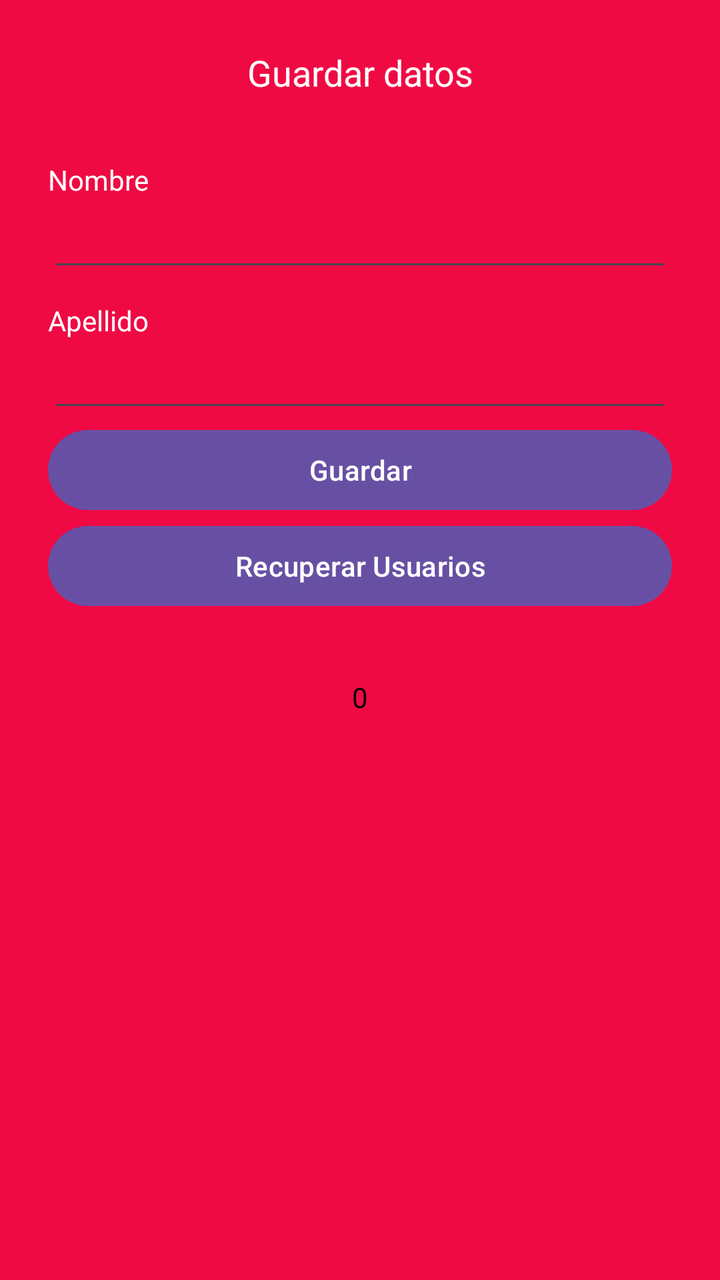
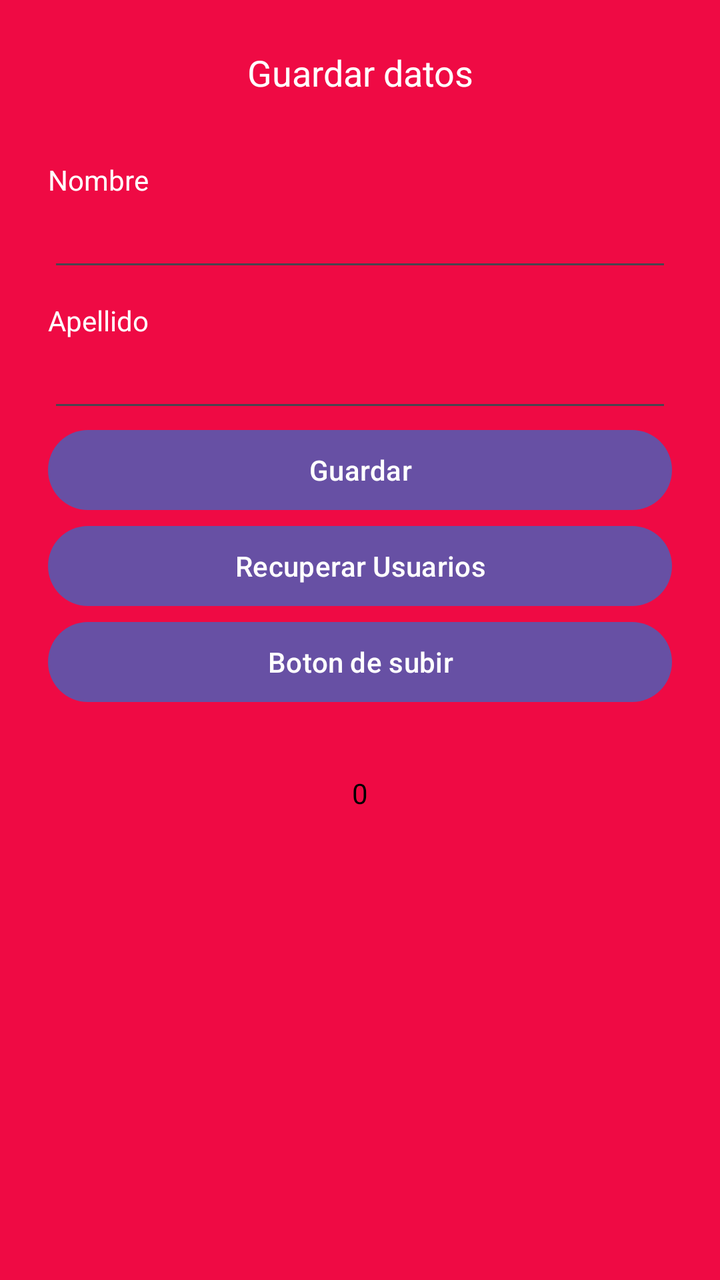

The first picture is an Android layout as it rendered before a commit; the second is the same layout after the commit. The layout source and the unified diff follow.
<!-- AndroidManifest.xml: application theme Theme.MovilesParte1 -->
<!-- res/layout/fragment_first_frament.xml -->
<?xml version="1.0" encoding="utf-8"?>
<androidx.constraintlayout.widget.ConstraintLayout
    xmlns:android="http://schemas.android.com/apk/res/android"
    xmlns:tools="http://schemas.android.com/tools"
    xmlns:app="http://schemas.android.com/apk/res-auto"
    android:layout_width="match_parent"
    android:layout_height="match_parent"
    android:background="@color/red"
    tools:context=".application.fragments.FirstFragment">

    <LinearLayout
        android:layout_width="match_parent"
        android:layout_height="match_parent"
        android:layout_margin="24dp"
        android:orientation="vertical">

        <TextView
            android:layout_width="match_parent"
            android:layout_height="wrap_content"
            android:layout_marginBottom="32dp"
            android:gravity="center"
            android:text="Guardar datos"
            android:textColor="@color/white"
            android:textSize="18sp" />

        <TextView
            android:layout_width="match_parent"
            android:layout_height="wrap_content"

            android:text="Nombre"
            android:textColor="@color/white" />
        <com.google.android.material.textfield.TextInputEditText
            android:id="@+id/nameUser"
            android:layout_width="match_parent"
            android:layout_height="wrap_content" />

        <TextView
            android:layout_width="match_parent"
            android:layout_height="wrap_content"
            android:layout_marginTop="10dp"
            android:text="Apellido"
            android:textColor="@color/white" />
        <com.google.android.material.textfield.TextInputEditText
            android:id="@+id/lastnameUser"
            android:layout_width="match_parent"
            android:layout_height="wrap_content" />

        <Button
            android:id="@+id/btnRegresar"
            android:layout_width="match_parent"
            android:layout_height="wrap_content"
            android:gravity="center"
            android:text="Guardar" />

        <Button
            android:id="@+id/btnApi"
            android:layout_width="match_parent"
            android:layout_height="wrap_content"
            android:gravity="center"
            android:text="Recuperar Usuarios" />
        <TextView
            android:id="@+id/contadorTxt"
            android:layout_marginTop="32dp"
            android:layout_width="match_parent"
            android:layout_height="wrap_content"
            android:textColor="@color/black"
            android:text="0"
            android:gravity="center"
            />

    </LinearLayout>

</androidx.constraintlayout.widget.ConstraintLayout>
<!-- resources referenced by this layout -->
<resources>
  <color name="black">#FF000000</color>
  <color name="red">#EF0A44</color>
  <color name="white">#FFFFFFFF</color>
  <style name="Theme.MovilesParte1" parent="Base.Theme.MovilesParte1" />
  <style name="Base.Theme.MovilesParte1" parent="Theme.Material3.DayNight.NoActionBar">
          
          
      </style>
</resources>

<!-- the commit's change to res/layout/fragment_first_frament.xml (unified diff, before → after) -->
@@ -58,6 +58,12 @@
             android:layout_height="wrap_content"
             android:gravity="center"
             android:text="Recuperar Usuarios" />
+        <Button
+            android:id="@+id/btnSubir"
+            android:layout_width="match_parent"
+            android:layout_height="wrap_content"
+            android:gravity="center"
+            android:text="Boton de subir" />
         <TextView
             android:id="@+id/contadorTxt"
             android:layout_marginTop="32dp"
